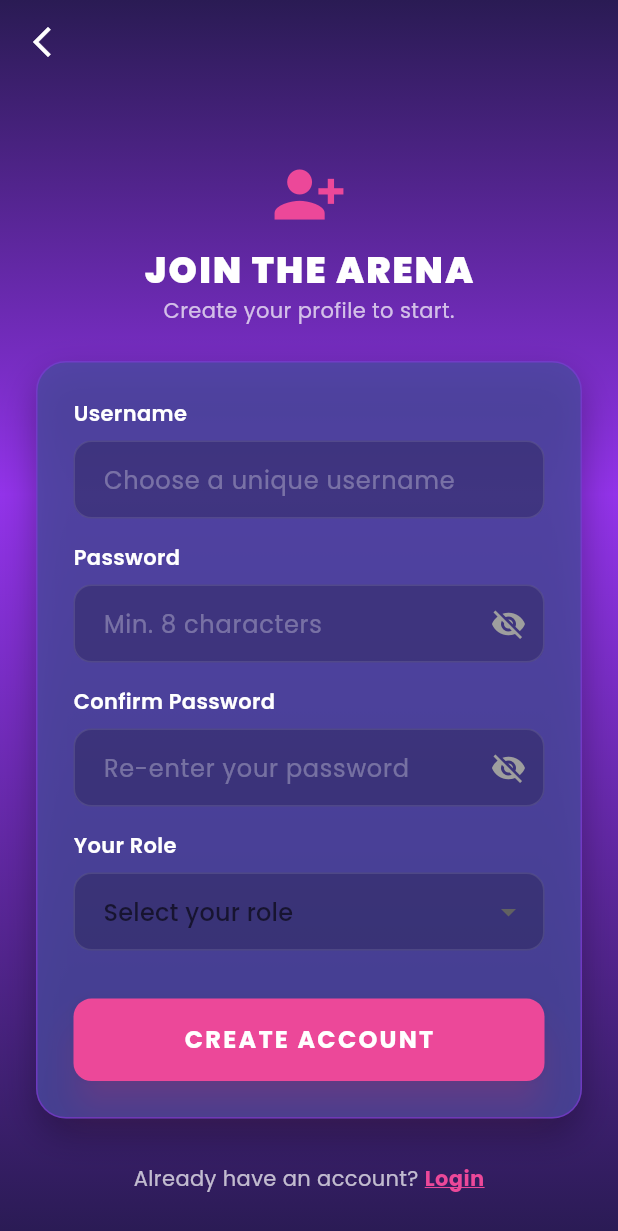
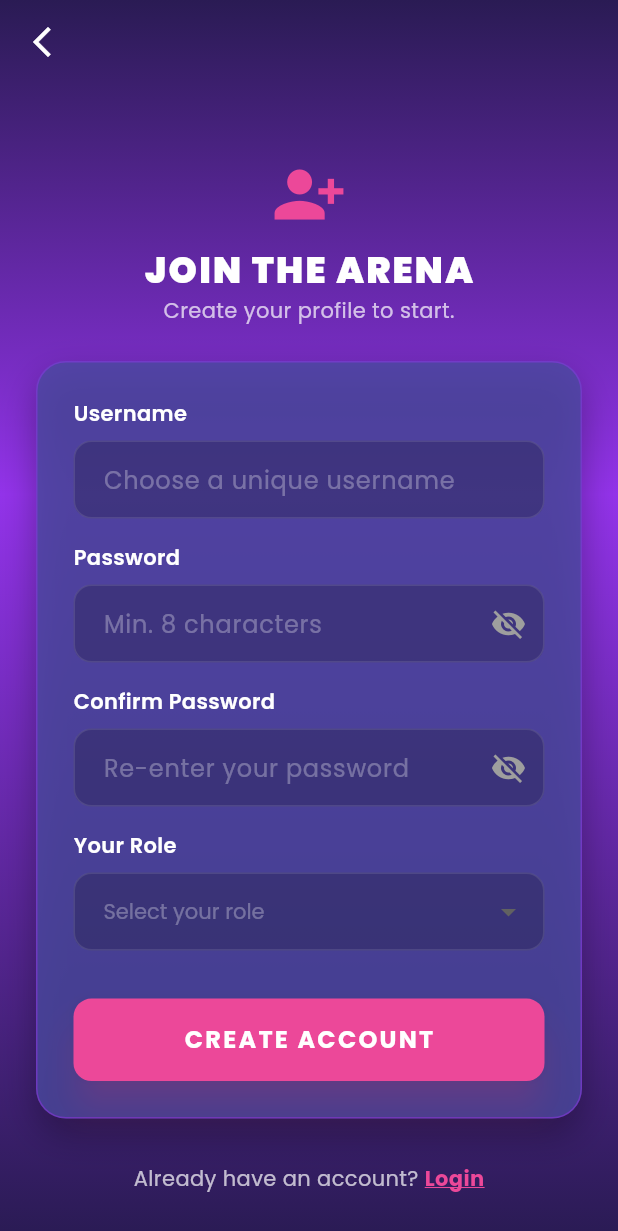
Before and after one commit to grassphobic-A07/arena-invicta-mobile, a Flutter app: the RegisterPage screen opened by its route, on a phone screen of 412 x 824 dp. Shown: the top 1231 px of the screen. Run offline on Flutter 3.47's test engine with Material 3 defaults, Android fonts, the phone set to English and light mode, and no system bars; our stand-ins replace google_fonts, internet_connection_checker_plus; missing offline and left inert: pbp_django_auth; accounts and stored records are empty; network calls fail.

Commit message:
Menambahkan logika admin dapat hapus dan edit news serta mengubah design register login

```diff
--- a/lib/global/environments.dart
+++ b/lib/global/environments.dart
@@ -1,4 +1,4 @@
 // Chrome: "http://localhost:8000"
 // Android Emulator: "http://10.0.2.2:8000"
 // PWS: "https://neal-guarddin-arenainvicta.pbp.cs.ui.ac.id"
-const String baseUrl = "https://neal-guarddin-arenainvicta.pbp.cs.ui.ac.id";
+const String baseUrl = "http://localhost:8000";
--- a/lib/neal_auth/screens/login.dart
+++ b/lib/neal_auth/screens/login.dart
@@ -107,6 +107,7 @@ class _LoginPageState extends State<LoginPage> {
                         _buildLabel("Username"),
                         TextFormField(
                           controller: _usernameController,
+                          style: const TextStyle(color: Colors.white),
                           decoration: _inputDecoration("Enter your Username"),
                           validator: (value) {
                             if (value == null || value.isEmpty) {
@@ -123,6 +124,7 @@ class _LoginPageState extends State<LoginPage> {
                         TextFormField(
                           controller: _passwordController,
                           obscureText: _obscurePassword,
+                          style: const TextStyle(color: Colors.white),
                           decoration: _inputDecoration("Enter your password")
                               .copyWith(
                                 suffixIcon: IconButton(
--- a/lib/neal_auth/screens/register.dart
+++ b/lib/neal_auth/screens/register.dart
@@ -2,6 +2,7 @@ import 'package:arena_invicta_mobile/global/environments.dart';
 import 'package:arena_invicta_mobile/global/widgets/app_colors.dart';
 import 'package:arena_invicta_mobile/neal_auth/screens/login.dart';
 import 'package:flutter/material.dart';
+import 'package:google_fonts/google_fonts.dart';
 import 'package:pbp_django_auth/pbp_django_auth.dart';
 import 'package:provider/provider.dart';
 
@@ -108,6 +109,7 @@ class _RegisterPageState extends State<RegisterPage> {
                         _buildLabel("Username"),
                         TextFormField(
                           controller: _usernameController,
+                          style: const TextStyle(color: Colors.white),
                           decoration: _inputDecoration(
                             "Choose a unique username",
                           ),
@@ -121,6 +123,7 @@ class _RegisterPageState extends State<RegisterPage> {
                         TextFormField(
                           controller: _passwordController,
                           obscureText: _obscurePassword,
+                          style: const TextStyle(color: Colors.white),
                           decoration: _inputDecoration("Min. 8 characters")
                               .copyWith(
                                 suffixIcon: IconButton(
@@ -149,6 +152,7 @@ class _RegisterPageState extends State<RegisterPage> {
                         TextFormField(
                           controller: _confirmPasswordController,
                           obscureText: _obscureConfirmPassword,
+                          style: const TextStyle(color: Colors.white),
                           decoration: _inputDecoration("Re-enter your password")
                               .copyWith(
                                 suffixIcon: IconButton(
@@ -175,14 +179,20 @@ class _RegisterPageState extends State<RegisterPage> {
                         // --- Role Selection ---
                         _buildLabel("Your Role"),
                         DropdownButtonFormField<String>(
+                          dropdownColor: ArenaColor.darkAmethyst,
+                          style: GoogleFonts.poppins(color: Colors.white, fontSize: 14),
                           decoration: _inputDecoration("Select your role"),
+                          hint: Text(
+                            "Select your role",
+                            style: GoogleFonts.poppins(color: Colors.white.withOpacity(0.3))
+                          ),
                           initialValue: _selectedRole,
                           items: _roleOptions.map((String role) {
                             return DropdownMenuItem<String>(
                               value: role,
                               child: Text(
                                 role,
-                                style: const TextStyle(
+                                style: GoogleFonts.poppins(
                                   fontSize: 13,
                                   color: Colors.white,
                                 ),
--- a/lib/neal_auth/widgets/arena_invicta_drawer.dart
+++ b/lib/neal_auth/widgets/arena_invicta_drawer.dart
@@ -86,7 +86,7 @@ class ArenaInvictaDrawer extends StatelessWidget {
 
           // --- TAMBAHKAN MENU NEWS DI SINI ---
           ListTile(
-            leading: const Icon(Icons.newspaper_rounded, color: ArenaColor.dragonFruit),
+            leading: const Icon(Icons.newspaper_rounded, color: Colors.white,),
             title: const Text('Latest News', style: TextStyle(color: Colors.white)),
             onTap: () {
               // Tutup drawer dulu
```
Also changed, not shown: lib/global/widgets/glassy_header.dart (+7 -5 lines).
